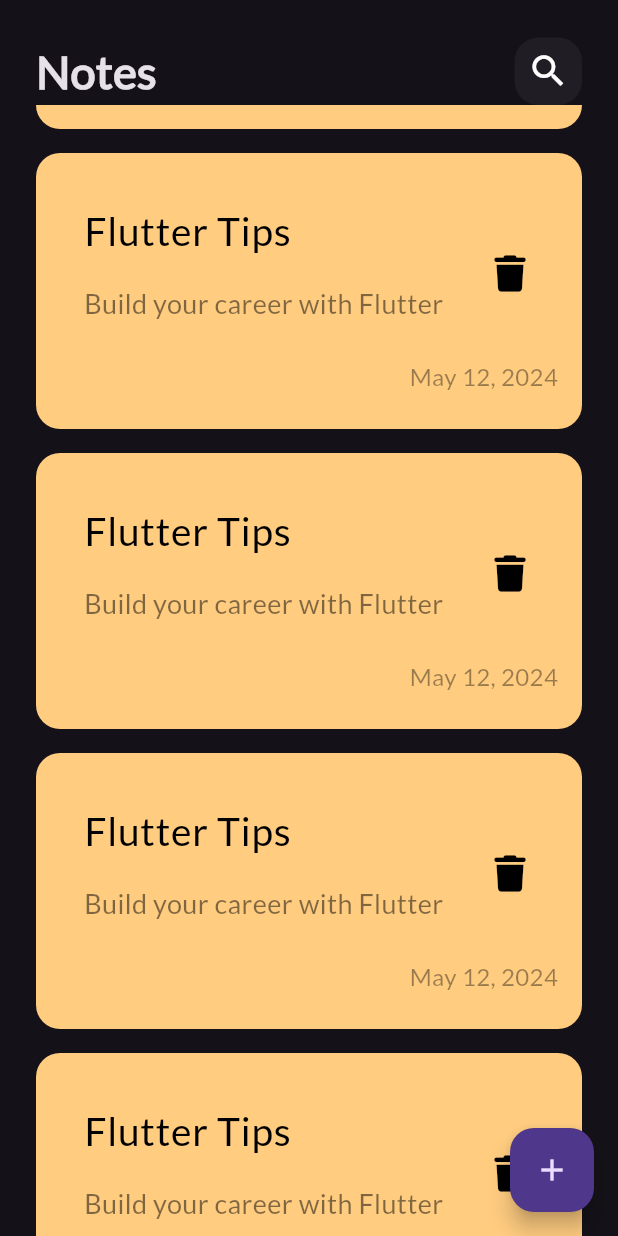
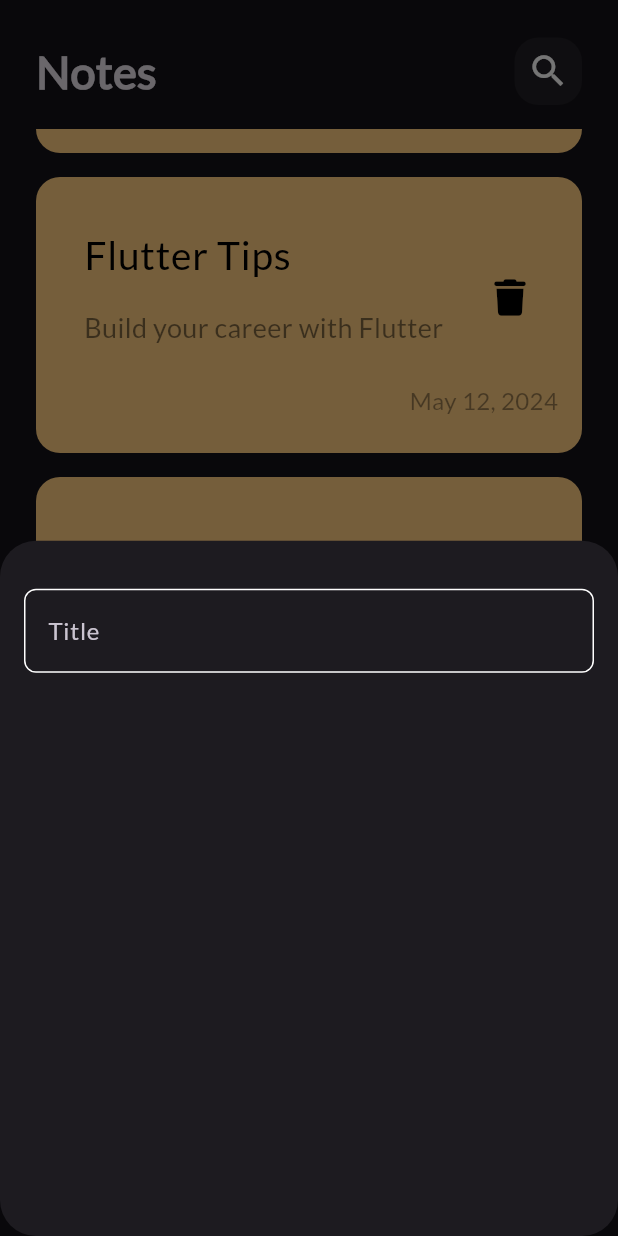
Before and after one commit to soukiie/notes_app, a Flutter app: the screen it shows after launch, scrolled down 576 dp, after a tap on the "add" icon, on a phone screen of 412 x 824 dp. Run offline on Flutter 3.47's test engine with Material 3 defaults, Android fonts, the phone set to English and light mode, and no system bars; our stand-ins replace font_awesome_flutter.

Commit message:
Create Custom text filed

```diff
--- /dev/null
+++ b/lib/constants.dart
@@ -0,0 +1,3 @@
+import 'package:flutter/material.dart';
+
+const kPrimaryColor = Color(0xff62FCD7);
--- a/lib/views/notes_view.dart
+++ b/lib/views/notes_view.dart
@@ -1,5 +1,6 @@
 import 'package:flutter/material.dart';
 
+import 'widgets/add_notes_bottom_sheet.dart';
 import 'widgets/notes_view_body.dart';
 
 class NotesView extends StatelessWidget {
@@ -10,7 +11,16 @@ class NotesView extends StatelessWidget {
     return SafeArea(
       child: Scaffold(
         floatingActionButton: FloatingActionButton(
-          onPressed: () {},
+          onPressed: () {
+            showModalBottomSheet(
+                shape: RoundedRectangleBorder(
+                  borderRadius: BorderRadius.circular(24),
+                ),
+                context: context,
+                builder: (context) {
+                  return const AddNoteBottomSheet();
+                });
+          },
           child: const Icon(Icons.add),
         ),
         body: const NotesViewBody(),
--- /dev/null
+++ b/lib/views/widgets/add_notes_bottom_sheet.dart
@@ -0,0 +1,22 @@
+import 'package:flutter/material.dart';
+
+import 'custom_text_field.dart';
+
+class AddNoteBottomSheet extends StatelessWidget {
+  const AddNoteBottomSheet({super.key});
+
+  @override
+  Widget build(BuildContext context) {
+    return const Padding(
+      padding: EdgeInsets.symmetric(horizontal: 16),
+      child: Column(
+        children: [
+          SizedBox(
+            height: 32,
+          ),
+          CustomTextField(),
+        ],
+      ),
+    );
+  }
+}
--- /dev/null
+++ b/lib/views/widgets/custom_text_field.dart
@@ -0,0 +1,26 @@
+import 'package:flutter/material.dart';
+import 'package:notes_app/constants.dart';
+
+class CustomTextField extends StatelessWidget {
+  const CustomTextField({super.key});
+
+  @override
+  Widget build(BuildContext context) {
+    return TextField(
+      cursorColor: kPrimaryColor,
+      decoration: InputDecoration(
+        hintText: 'Title',
+        border: buildBorder(),
+        enabledBorder: buildBorder(),
+        focusedBorder: buildBorder(kPrimaryColor),
+      ),
+    );
+  }
+
+  OutlineInputBorder buildBorder([color]) {
+    return OutlineInputBorder(
+      borderRadius: BorderRadius.circular(8),
+      borderSide: BorderSide(color: color ?? Colors.white),
+    );
+  }
+}
--- a/lib/views/widgets/notes_list_view.dart
+++ b/lib/views/widgets/notes_list_view.dart
@@ -7,11 +7,17 @@ class NotesListView extends StatelessWidget {
 
   @override
   Widget build(BuildContext context) {
-    return ListView.builder(itemBuilder: (context, index) {
-      return const Padding(
-        padding: EdgeInsets.symmetric(vertical: 8.0),
-        child: NoteItem(),
-      );
-    });
+    return Padding(
+      padding: const EdgeInsets.symmetric(vertical: 16),
+      child: ListView.builder(
+        padding: EdgeInsets.zero,
+        itemBuilder: (context, index) {
+          return const Padding(
+            padding: EdgeInsets.symmetric(vertical: 8.0),
+            child: NoteItem(),
+          );
+        },
+      ),
+    );
   }
 }
```
